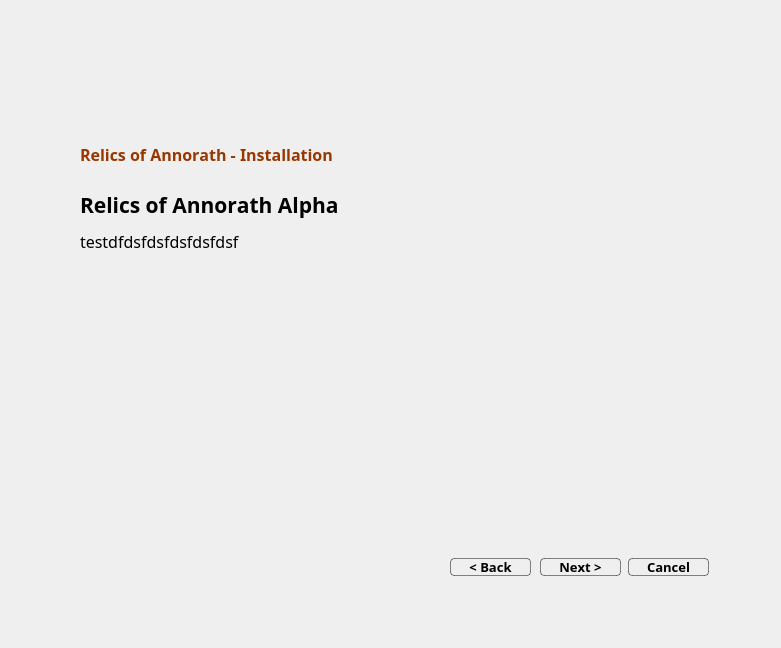
This is src/ui/roamainwidget.ui in Lerentis/ROAI as Qt 5 draws it before an edit. The edited form follows.
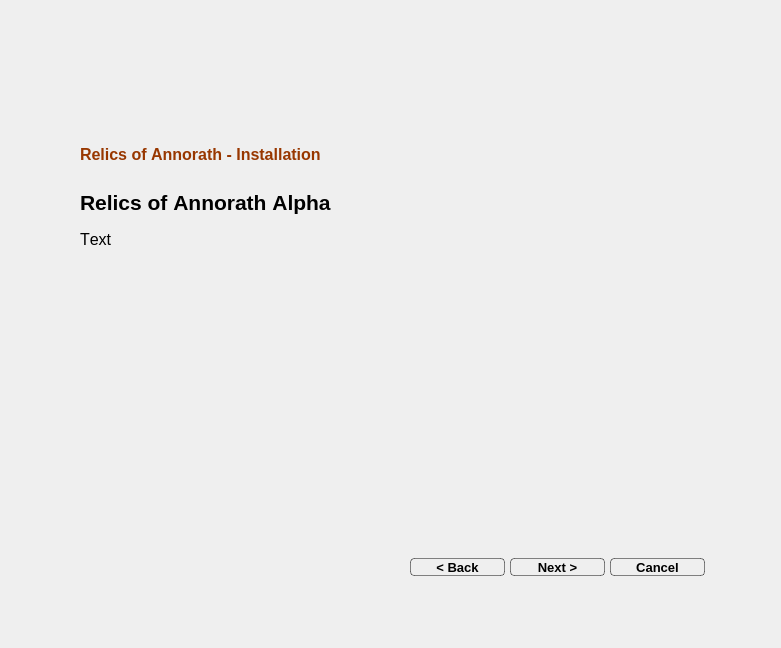
This is the edited form. Icons and pictures are not drawn.

What changed in the file:
```diff
--- a/src/ui/roamainwidget.ui
+++ b/src/ui/roamainwidget.ui
@@ -24,6 +24,7 @@
    </property>
    <property name="font">
     <font>
+     <family>Ubuntu</family>
      <pointsize>11</pointsize>
      <stylestrategy>PreferAntialias</stylestrategy>
      <kerning>false</kerning>
@@ -44,7 +45,7 @@
    </property>
    <property name="font">
     <font>
-     <family>Modern Antiqua</family>
+     <family>Ubuntu</family>
      <pointsize>12</pointsize>
      <weight>75</weight>
      <bold>true</bold>
@@ -70,17 +71,18 @@
    </property>
    <property name="font">
     <font>
-     <family>Modern Antiqua</family>
+     <family>Ubuntu</family>
      <pointsize>12</pointsize>
      <stylestrategy>PreferAntialias</stylestrategy>
      <kerning>false</kerning>
     </font>
    </property>
    <property name="styleSheet">
-    <string notr="true">border: 0px;</string>
+    <string notr="true">border: 0px;
+color: rgb(0, 0, 0);</string>
    </property>
    <property name="text">
-    <string>&lt;html&gt;&lt;head/&gt;&lt;body&gt;&lt;p&gt;testdfdsfdsfdsfdsfdsf&lt;/p&gt;&lt;/body&gt;&lt;/html&gt;</string>
+    <string>&lt;html&gt;&lt;head/&gt;&lt;body&gt;&lt;p&gt;Text&lt;/p&gt;&lt;/body&gt;&lt;/html&gt;</string>
    </property>
    <property name="alignment">
     <set>Qt::AlignLeading|Qt::AlignLeft|Qt::AlignTop</set>
@@ -110,7 +112,7 @@
    </property>
    <property name="font">
     <font>
-     <family>Modern Antiqua</family>
+     <family>Ubuntu</family>
      <pointsize>16</pointsize>
      <weight>75</weight>
      <bold>true</bold>
@@ -140,15 +142,15 @@
   <widget class="QPushButton" name="qbCancel">
    <property name="geometry">
     <rect>
-     <x>628</x>
+     <x>610</x>
      <y>558</y>
-     <width>81</width>
+     <width>95</width>
      <height>18</height>
     </rect>
    </property>
    <property name="font">
     <font>
-     <family>Modern Antiqua</family>
+     <family>Ubuntu</family>
      <pointsize>10</pointsize>
      <weight>75</weight>
      <bold>true</bold>
@@ -171,15 +173,15 @@
   <widget class="QPushButton" name="qpNext">
    <property name="geometry">
     <rect>
-     <x>540</x>
+     <x>510</x>
      <y>558</y>
-     <width>81</width>
+     <width>95</width>
      <height>18</height>
     </rect>
    </property>
    <property name="font">
     <font>
-     <family>Modern Antiqua</family>
+     <family>Ubuntu</family>
      <pointsize>10</pointsize>
      <weight>75</weight>
      <bold>true</bold>
@@ -202,15 +204,15 @@
   <widget class="QPushButton" name="qpBack">
    <property name="geometry">
     <rect>
-     <x>450</x>
+     <x>410</x>
      <y>558</y>
-     <width>81</width>
+     <width>95</width>
      <height>18</height>
     </rect>
    </property>
    <property name="font">
     <font>
-     <family>Modern Antiqua</family>
+     <family>Ubuntu</family>
      <pointsize>10</pointsize>
      <weight>75</weight>
      <bold>true</bold>
```
Left out of the diff: 8 changed lines with no effect on the pictures.
